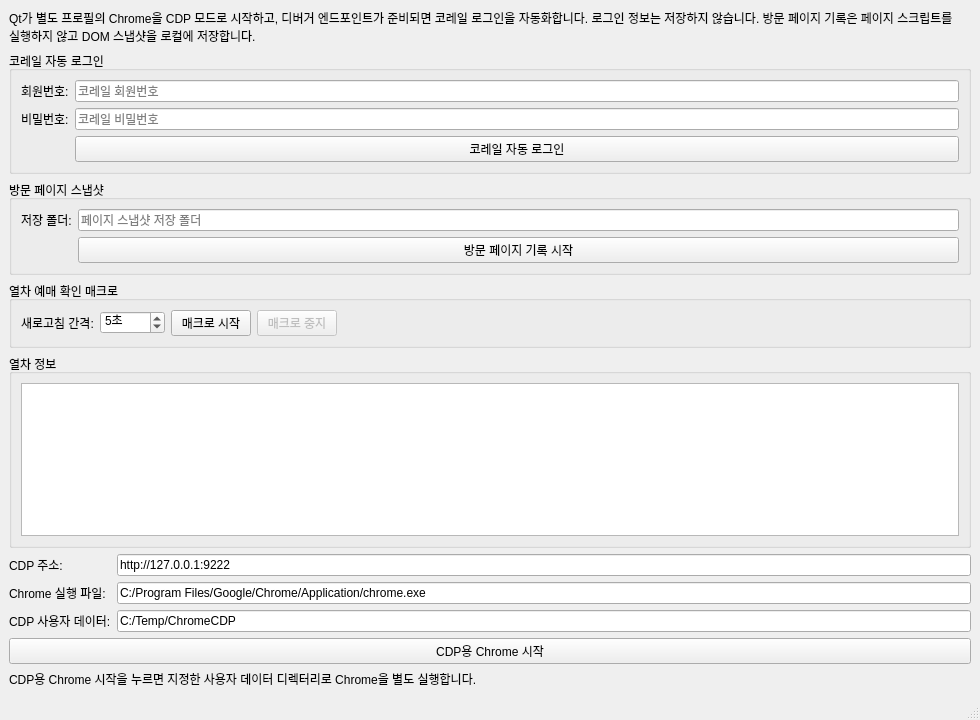
Old version of the form mainwindow.ui in the repository ongre01/Qt_CDP.
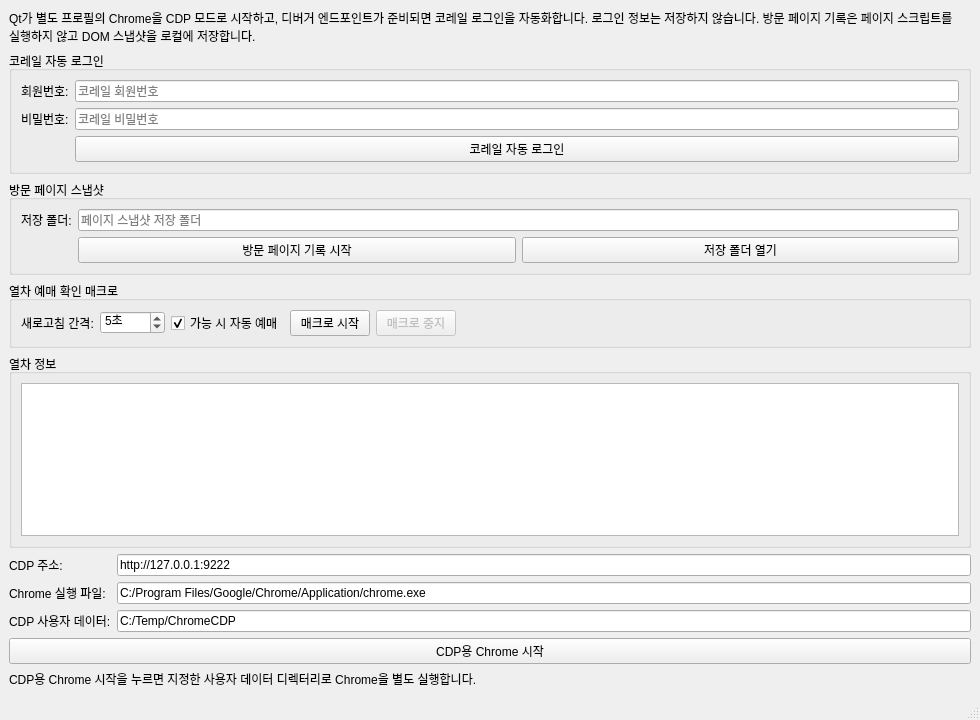
New version of the form.

Commit message: feat(mainwindow): add auto booking handling and snapshot directory open

Patch:
```diff
--- a/mainwindow.ui
+++ b/mainwindow.ui
@@ -93,12 +93,23 @@
         </widget>
        </item>
        <item row="1" column="1">
+        <layout class="QHBoxLayout" name="pageRecordingButtonLayout">
+         <item>
         <widget class="QPushButton" name="pageRecordingButton">
          <property name="text">
           <string>방문 페이지 기록 시작</string>
          </property>
         </widget>
        </item>
+         <item>
+          <widget class="QPushButton" name="openSnapshotDirectoryButton">
+           <property name="text">
+            <string>저장 폴더 열기</string>
+           </property>
+          </widget>
+         </item>
+        </layout>
+       </item>
       </layout>
      </widget>
     </item>
@@ -131,6 +142,19 @@
          </property>
         </widget>
        </item>
+        <item>
+         <widget class="QCheckBox" name="autoBookWhenAvailableCheckBox">
+         <property name="toolTip">
+           <string>선택 열차에서 예매 가능한 좌석을 찾으면 예매 버튼을 자동으로 누릅니다.</string>
+          </property>
+          <property name="checked">
+           <bool>true</bool>
+          </property>
+          <property name="text">
+           <string>가능 시 자동 예매</string>
+          </property>
+         </widget>
+        </item>
        <item>
         <widget class="QPushButton" name="startTrainRefreshMacroButton">
          <property name="text">
```
Lines whose indentation alone changed are shown as unchanged. The commit also changes 2 other files.
